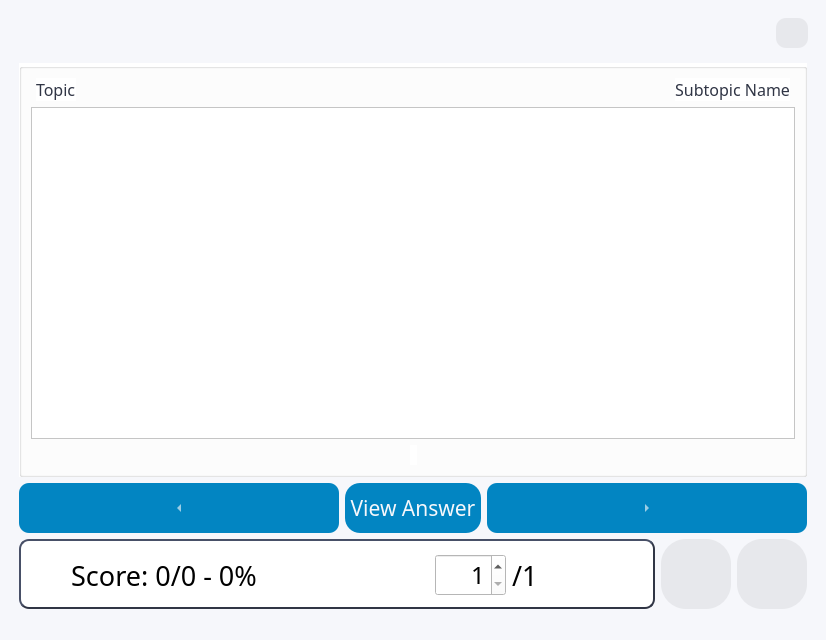
AlexShem247/note-and-flashcard-maker, file gui/viewNotes.ui: the form before one commit.
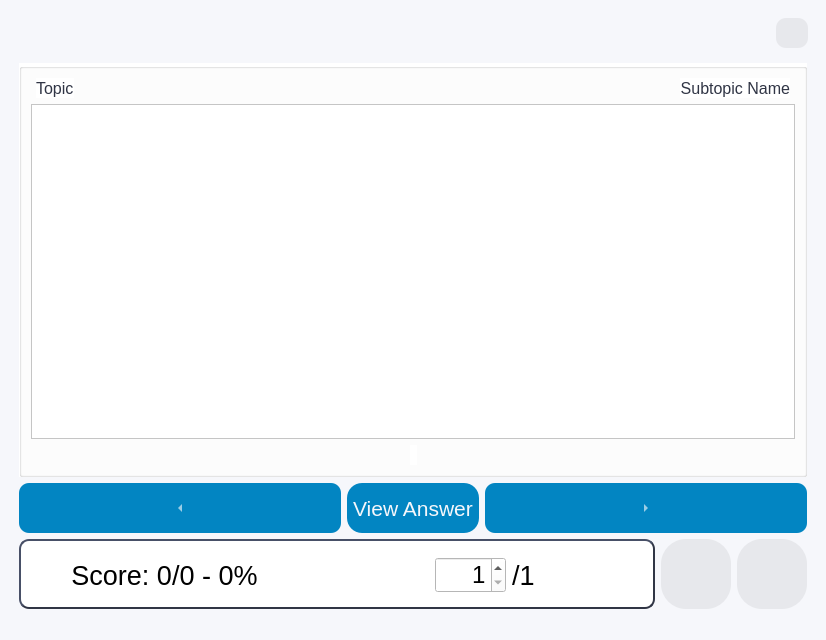
The form after the commit.

Commit message: Changed Font to MS Shell

```diff
--- a/gui/viewNotes.ui
+++ b/gui/viewNotes.ui
@@ -144,7 +144,7 @@
               <widget class="QLabel" name="topicLabel">
                <property name="font">
                 <font>
-                 <family>Neue Haas Grotesk Text Pro</family>
+                 <family>MS Shell Dlg 2</family>
                  <pointsize>12</pointsize>
                 </font>
                </property>
@@ -173,7 +173,7 @@
               <widget class="QLabel" name="subtopicLabel">
                <property name="font">
                 <font>
-                 <family>Neue Haas Grotesk Text Pro</family>
+                 <family>MS Shell Dlg 2</family>
                  <pointsize>12</pointsize>
                 </font>
                </property>
@@ -212,7 +212,7 @@
           <widget class="QTextEdit" name="noteEdit">
            <property name="font">
             <font>
-             <family>Neue Haas Grotesk Text Pro</family>
+             <family>MS Shell Dlg 2</family>
              <pointsize>20</pointsize>
              <weight>50</weight>
              <bold>false</bold>
@@ -231,7 +231,7 @@
             <string>&lt;!DOCTYPE HTML PUBLIC &quot;-//W3C//DTD HTML 4.0//EN&quot; &quot;http://www.w3.org/TR/REC-html40/strict.dtd&quot;&gt;
 &lt;html&gt;&lt;head&gt;&lt;meta name=&quot;qrichtext&quot; content=&quot;1&quot; /&gt;&lt;style type=&quot;text/css&quot;&gt;
 p, li { white-space: pre-wrap; }
-&lt;/style&gt;&lt;/head&gt;&lt;body style=&quot; font-family:'Neue Haas Grotesk Text Pro'; font-size:20pt; font-weight:400; font-style:normal;&quot;&gt;
+&lt;/style&gt;&lt;/head&gt;&lt;body style=&quot; font-family:'MS Shell Dlg 2'; font-size:20pt; font-weight:400; font-style:normal;&quot;&gt;
 &lt;p align=&quot;center&quot; style=&quot;-qt-paragraph-type:empty; margin-top:0px; margin-bottom:0px; margin-left:0px; margin-right:0px; -qt-block-indent:0; text-indent:0px; font-family:'MS Shell Dlg 2'; font-weight:600;&quot;&gt;&lt;br /&gt;&lt;/p&gt;&lt;/body&gt;&lt;/html&gt;</string>
            </property>
           </widget>
@@ -364,7 +364,7 @@
           </property>
           <property name="font">
            <font>
-            <family>Neue Haas Grotesk Text Pro</family>
+            <family>MS Shell Dlg 2</family>
             <pointsize>16</pointsize>
             <weight>50</weight>
             <bold>false</bold>
@@ -524,7 +524,7 @@
            </property>
            <property name="font">
             <font>
-             <family>Neue Haas Grotesk Text Pro</family>
+             <family>MS Shell Dlg 2</family>
              <pointsize>20</pointsize>
             </font>
            </property>
@@ -567,7 +567,7 @@
            </property>
            <property name="font">
             <font>
-             <family>Neue Haas Grotesk Text Pro</family>
+             <family>MS Shell Dlg 2</family>
              <pointsize>18</pointsize>
             </font>
            </property>
@@ -596,7 +596,7 @@
            </property>
            <property name="font">
             <font>
-             <family>Neue Haas Grotesk Text Pro</family>
+             <family>MS Shell Dlg 2</family>
              <pointsize>20</pointsize>
             </font>
            </property>
```
Left out of the diff: 2 changed lines with no effect on the pictures. The commit also changes 27 other files.
